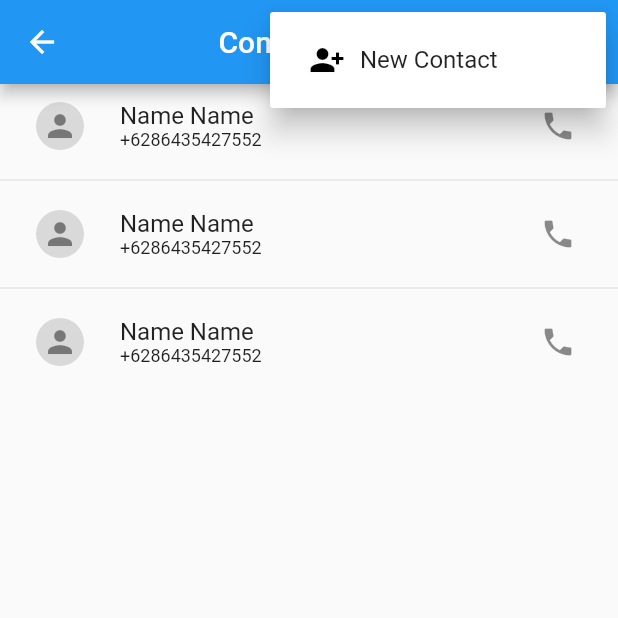
After one commit to Three-Musketeers-IF-C-Sore/learningflutter_threemusketeers_ifcsore, a Flutter app: the ContactPage screen opened directly, after a tap on the "more vert" icon, on a phone screen of 412 x 824 dp, the top half of it. The commit adds this screen. Run offline on Flutter 3.47's test engine with Material 2 defaults, Android fonts, the phone set to English and light mode, and no system bars; drawn by our look-alikes of circular_profile_avatar; our stand-ins replace math_expressions; missing offline and left inert: indexed.

Commit message:
add contact page

```diff
--- /dev/null
+++ b/lib/contact_page.dart
@@ -0,0 +1,119 @@
+import 'package:flutter/material.dart';
+import 'package:learningflutter_threemusketeers_ifcsore/pages/form_contact_page.dart';
+import 'package:learningflutter_threemusketeers_ifcsore/service/navigate.dart';
+import 'package:circular_profile_avatar/circular_profile_avatar.dart';
+
+
+class ContactPage extends StatefulWidget {
+  const ContactPage({super.key});
+
+  @override
+  State<ContactPage> createState() => _ContactPageState();
+}
+
+class _ContactPageState extends State<ContactPage> {
+  late TabController _controller;
+
+  @override
+  void initState() {
+    super.initState();
+  }
+  @override
+  void dispose() {
+    _controller.dispose();
+    super.dispose();
+  }
+
+  List errorMessage = [];
+
+  bool isError = false;
+
+  @override
+  Widget build(BuildContext context) {
+
+    return Scaffold(
+      appBar: AppBar(
+        title: const Text("Contact Page"),
+        centerTitle: true,
+        actions: [
+          PopupMenuButton(
+            icon: const Icon(
+              Icons.more_vert,
+              color: Colors.white,
+            ),
+            itemBuilder: (BuildContext context) {
+              return [
+                PopupMenuItem(
+                  value: "add",
+                  child: Container(
+                    padding: const EdgeInsets.all(10),
+                    child: Row(children: const [
+                      Icon(
+                        Icons.person_add_alt_1,
+                        color: Colors.black,
+                      ),
+                      Padding(padding: EdgeInsets.only(left: 10)),
+                      Text('New Contact'),
+                    ]),
+                  ),
+                )
+              ];
+            },
+            onSelected: (value) {
+              if (value == "add") {
+                navigate(context, const FormContact());
+              }
+            },
+          )
+        ],
+      ),
+      body: ListView.separated(
+        itemCount: 3,
+        separatorBuilder: (context, index) {
+          return const Divider();
+        },
+        itemBuilder: (context, index) {
+          return Column(
+              children: [
+                ListTile(
+                  leading: IconButton(
+                    onPressed: () => {},
+                    icon: CircularProfileAvatar(
+                      "",
+                      backgroundColor: const Color.fromRGBO(217, 217, 217, 1),
+                      radius: 50,
+                      child: const Icon(Icons.person),
+                    ),
+                  ),
+                  title: Column(
+                    mainAxisAlignment: MainAxisAlignment.start,
+                    crossAxisAlignment: CrossAxisAlignment.start,
+                    children: const [
+                      Text(
+                        'Name Name',
+                        style: TextStyle(
+                          fontSize: 16,
+                          fontWeight: FontWeight.w400,
+                        ),
+                      ),
+                      Text(
+                        '+6286435427552',
+                        style: TextStyle(
+                          fontSize: 12,
+                          fontWeight: FontWeight.w400,
+                        ),
+                      ),
+                    ],
+                  ),
+                  trailing: IconButton(
+                    onPressed: () {},
+                    icon: const Icon(Icons.phone),
+                  ),
+                )
+              ],
+            );
+        },
+      )
+    );
+  }
+}
--- a/lib/main.dart
+++ b/lib/main.dart
@@ -1,5 +1,6 @@
 import 'package:flutter/material.dart';
 import 'package:learningflutter_threemusketeers_ifcsore/cart_page.dart';
+import 'package:learningflutter_threemusketeers_ifcsore/contact_page.dart';
 import 'package:learningflutter_threemusketeers_ifcsore/mikroskil_page.dart';
 import 'package:learningflutter_threemusketeers_ifcsore/order_app.dart';
 import 'package:learningflutter_threemusketeers_ifcsore/pages/course_app.dart';
@@ -151,6 +152,12 @@ class _MyHomePageState extends State<MyHomePage> {
                       navigate(context, const FormEmail()),
                     }),
             const Padding(padding: EdgeInsets.all(8)),
+            HomeButton(
+                text: "Week 11: Contact Page",
+                handleOnPressed: () => {
+                  navigate(context, const ContactPage()),
+                }),
+            const Padding(padding: EdgeInsets.all(8)),
             HomeButton(text: "Bonus: ", handleOnPressed: () => {}),
             const Padding(padding: EdgeInsets.all(30)),
             HomeButton(
```
